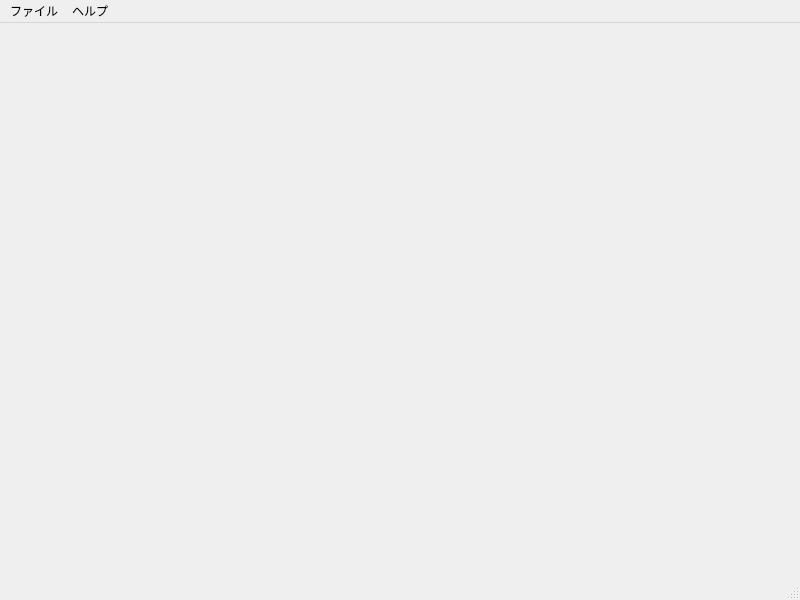
mitayuki3/flexichat, file src/MainWindow.ui: the form before one commit.
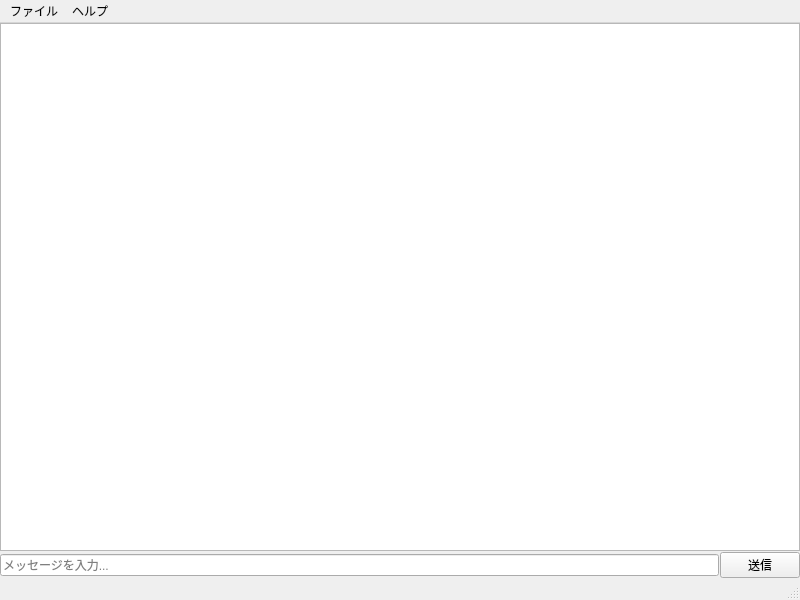
The form after the commit.

Commit message: ChatWidget のウィジェットを MainWindow に移動する

The edit to the form file:
```diff
--- a/src/MainWindow.ui
+++ b/src/MainWindow.ui
@@ -21,6 +21,9 @@
     </sizepolicy>
    </property>
    <layout class="QVBoxLayout" name="verticalLayout">
+    <property name="spacing">
+     <number>1</number>
+    </property>
     <property name="leftMargin">
      <number>0</number>
     </property>
@@ -34,29 +37,39 @@
      <number>0</number>
     </property>
     <item>
-     <widget class="QWidget" name="chatContainer" native="true">
-      <property name="sizePolicy">
-       <sizepolicy hsizetype="Expanding" vsizetype="Expanding">
-        <horstretch>0</horstretch>
-        <verstretch>1</verstretch>
-       </sizepolicy>
+     <widget class="QListView" name="chatDisplay">
+      <property name="editTriggers">
+       <set>QAbstractItemView::EditTrigger::NoEditTriggers</set>
       </property>
-      <layout class="QVBoxLayout" name="chatContainerLayout">
-       <property name="leftMargin">
-        <number>0</number>
-       </property>
-       <property name="topMargin">
-        <number>0</number>
-       </property>
-       <property name="rightMargin">
-        <number>0</number>
-       </property>
-       <property name="bottomMargin">
-        <number>0</number>
-       </property>
-      </layout>
+      <property name="resizeMode">
+       <enum>QListView::ResizeMode::Adjust</enum>
+      </property>
+      <property name="wordWrap">
+       <bool>true</bool>
+      </property>
      </widget>
     </item>
+    <item>
+     <layout class="QHBoxLayout" name="inputLayout">
+      <property name="spacing">
+       <number>1</number>
+      </property>
+      <item>
+       <widget class="QLineEdit" name="inputField">
+        <property name="placeholderText">
+         <string>メッセージを入力...</string>
+        </property>
+       </widget>
+      </item>
+      <item>
+       <widget class="QPushButton" name="sendButton">
+        <property name="text">
+         <string>送信</string>
+        </property>
+       </widget>
+      </item>
+     </layout>
+    </item>
    </layout>
   </widget>
   <widget class="QMenuBar" name="menubar">
```
The commit also changes 6 other files.
